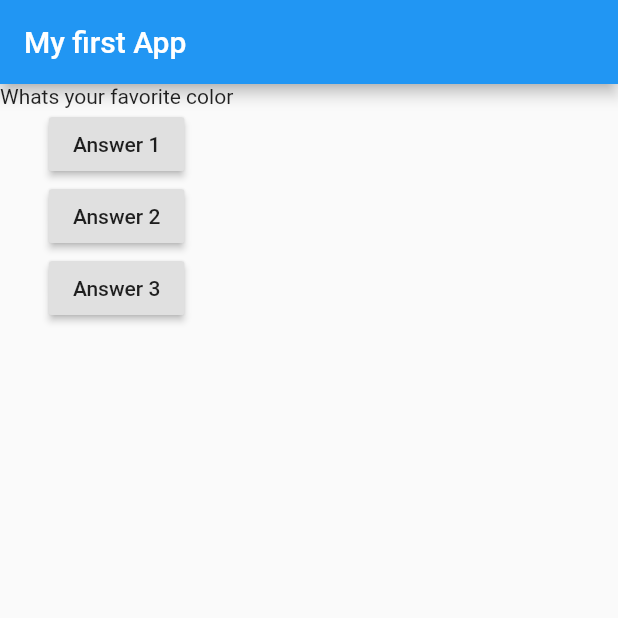
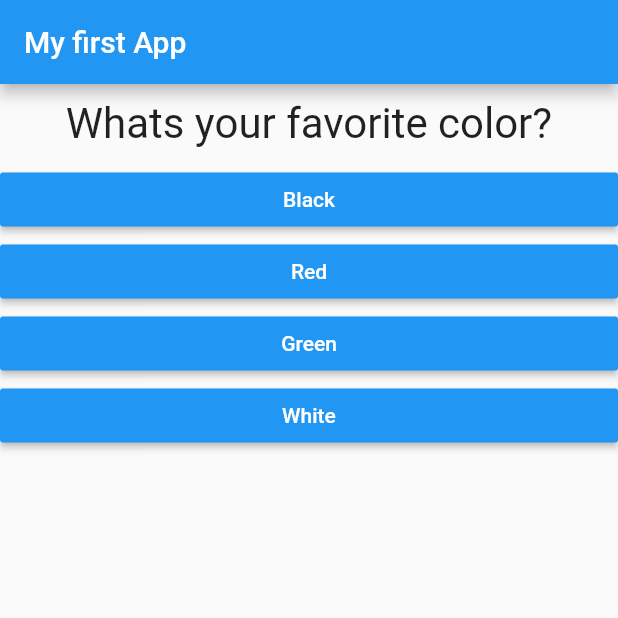
Before and after one commit to MalYou/flutter_complete_guide, a Flutter app: the screen it shows after launch, on a phone screen of 412 x 824 dp, the top half of it. Run offline on Flutter 3.47's test engine with Material 2 defaults, Android fonts, the phone set to English and light mode, and no system bars.

```diff
--- /dev/null
+++ b/lib/answer.dart
@@ -0,0 +1,21 @@
+import 'package:flutter/material.dart';
+
+class Answer extends StatelessWidget {
+  final Function _selectHandler;
+  final String _answerText;
+
+  Answer(this._selectHandler, this._answerText);
+
+  @override
+  Widget build(BuildContext context) {
+    return Container(
+      width: double.infinity,
+      child: RaisedButton(
+        color: Colors.blue,
+        textColor: Colors.white,
+        child: Text(_answerText),
+        onPressed: _selectHandler,
+      ),
+    );
+  }
+}
--- a/lib/main.dart
+++ b/lib/main.dart
@@ -1,4 +1,7 @@
 import 'package:flutter/material.dart';
+
+import './question.dart';
+import 'answer.dart';
 
 // void main() {
 //   runApp(MyApp());
@@ -10,26 +13,36 @@ class MyApp extends StatefulWidget {
   @override
   State<StatefulWidget> createState() {
     // TODO: implement createState
-    return MyAppState();
+    return _MyAppState();
   }
 }
 
-class MyAppState extends State<MyApp> {
-  var questionIdex = 0;
+class _MyAppState extends State<MyApp> {
+  var _questionIdex = 0;
 
-  void answerQuestion() {
+  void _answerQuestion() {
     setState(() {
-      questionIdex = questionIdex + 1;
+      _questionIdex = _questionIdex + 1;
     });
 
-    print(questionIdex);
+    print(_questionIdex);
   }
 
   @override
   Widget build(BuildContext context) {
     var questions = [
-      'What\s your favorite color',
-      'What\s your favorite animal',
+      {
+        'questionText': 'What\s your favorite color?',
+        'answers': ['Black', 'Red', 'Green', 'White'],
+      },
+      {
+        'questionText': 'What\s your favorite animal?',
+        'answers': ['Rabbit', 'Snake', 'Elephant', 'Lion'],
+      },
+      {
+        'questionText': 'Who\s your favorite instructor?',
+        'answers': ['Max', 'Joh', 'Rya', 'Leon'],
+      },
     ];
 
     return MaterialApp(
@@ -39,19 +52,13 @@ class MyAppState extends State<MyApp> {
         ),
         body: Column(
           children: [
-            Text(questions[questionIdex]),
-            RaisedButton(
-              child: Text('Answer 1'),
-              onPressed: answerQuestion,
+            Question(
+              questions[_questionIdex]['questionText'],
             ),
-            RaisedButton(
-              child: Text('Answer 2'),
-              onPressed: answerQuestion,
-            ),
-            RaisedButton(
-              child: Text('Answer 3'),
-              onPressed: answerQuestion,
-            ),
+            ...(questions[_questionIdex]['answers'] as List<String>)
+                .map((answer) {
+              return Answer(_answerQuestion, answer);
+            }).toList()
           ],
         ),
       ),
--- /dev/null
+++ b/lib/question.dart
@@ -0,0 +1,20 @@
+import 'package:flutter/material.dart';
+
+class Question extends StatelessWidget {
+  final String _questionText;
+
+  Question(this._questionText);
+
+  @override
+  Widget build(BuildContext context) {
+    return Container(
+      width: double.infinity,
+      margin: EdgeInsets.all(10),
+      child: Text(
+        _questionText,
+        style: TextStyle(fontSize: 28),
+        textAlign: TextAlign.center,
+      ),
+    );
+  }
+}
```
